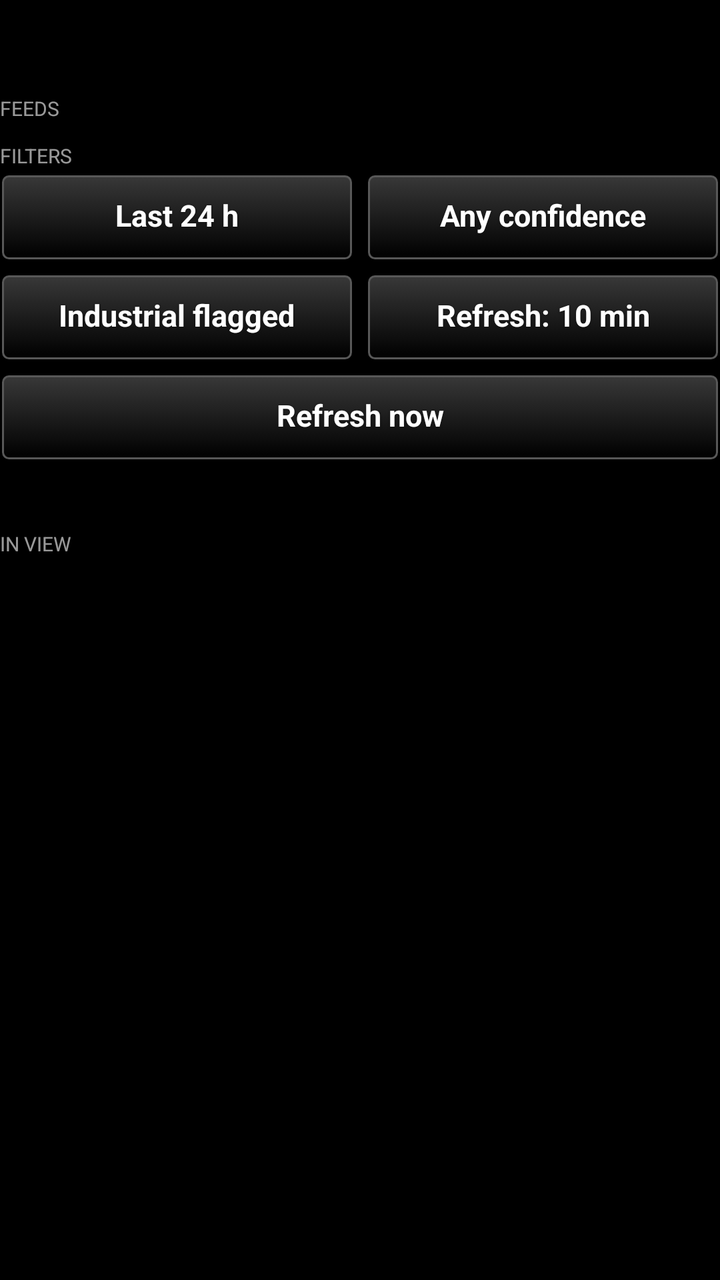
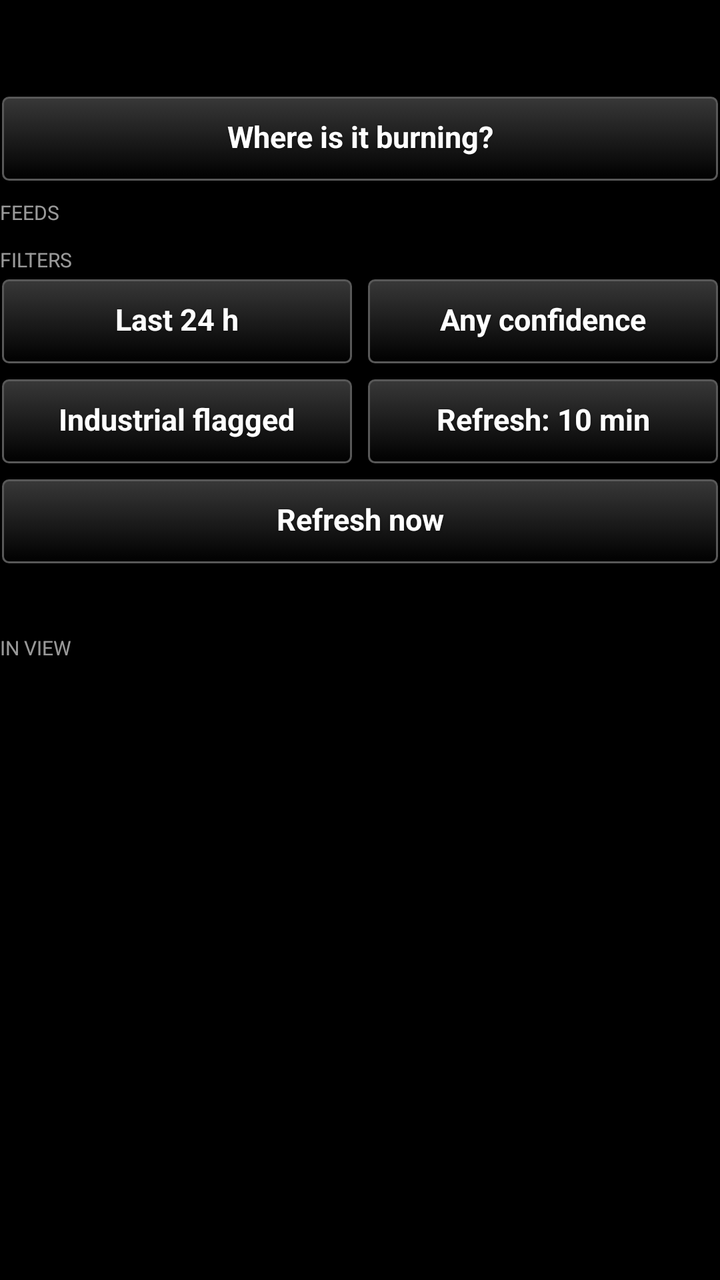

Two renders of the same Android screen: before a commit and after it. Below are the layout's source before the change and the commit's diff.
<!-- AndroidManifest.xml: application theme AppTheme -->
<!-- res/layout/pane_header.xml -->
<?xml version="1.0" encoding="utf-8"?>
<LinearLayout xmlns:android="http://schemas.android.com/apk/res/android"
    android:layout_width="match_parent"
    android:layout_height="wrap_content"
    android:orientation="vertical"
    android:paddingTop="4dp">

    <TextView
        android:id="@+id/status"
        android:layout_width="match_parent"
        android:layout_height="wrap_content"
        android:textSize="14sp"
        android:textColor="#FFFFFF"
        android:paddingBottom="2dp" />

    <TextView
        android:id="@+id/status_detail"
        android:layout_width="match_parent"
        android:layout_height="wrap_content"
        android:textSize="12sp"
        android:textColor="#BBBBBB"
        android:paddingBottom="6dp" />

    <TextView
        android:layout_width="wrap_content"
        android:layout_height="wrap_content"
        android:text="Feeds"
        android:textSize="10sp"
        android:textAllCaps="true"
        android:alpha="0.6"
        android:textColor="#FFFFFF" />

    
    <LinearLayout
        android:id="@+id/source_buttons"
        android:layout_width="match_parent"
        android:layout_height="wrap_content"
        android:orientation="vertical"
        android:paddingTop="2dp"
        android:paddingBottom="4dp" />

    <TextView
        android:layout_width="wrap_content"
        android:layout_height="wrap_content"
        android:text="Filters"
        android:textSize="10sp"
        android:textAllCaps="true"
        android:alpha="0.6"
        android:textColor="#FFFFFF"
        android:paddingTop="4dp" />

    <LinearLayout
        android:layout_width="match_parent"
        android:layout_height="wrap_content"
        android:orientation="horizontal"
        android:paddingTop="2dp">
        <Button
            android:id="@+id/btn_window"
            style="@style/TakwerxButton"
            android:layout_width="0dp"
            android:layout_weight="1"
            android:layout_height="wrap_content"
            android:text="Last 24 h" />
        <Button
            android:id="@+id/btn_confidence"
            style="@style/TakwerxButton"
            android:layout_width="0dp"
            android:layout_weight="1"
            android:layout_height="wrap_content"
            android:layout_marginLeft="6dp"
            android:text="Any confidence" />
    </LinearLayout>

    <LinearLayout
        android:layout_width="match_parent"
        android:layout_height="wrap_content"
        android:orientation="horizontal"
        android:paddingTop="6dp">
        <Button
            android:id="@+id/btn_industrial"
            style="@style/TakwerxButton"
            android:layout_width="0dp"
            android:layout_weight="1"
            android:layout_height="wrap_content"
            android:text="Industrial flagged" />
        <Button
            android:id="@+id/btn_refresh_every"
            style="@style/TakwerxButton"
            android:layout_width="0dp"
            android:layout_weight="1"
            android:layout_height="wrap_content"
            android:layout_marginLeft="6dp"
            android:text="Refresh: 10 min" />
    </LinearLayout>

    <Button
        android:id="@+id/btn_refresh"
        style="@style/TakwerxButton"
        android:layout_width="match_parent"
        android:layout_height="wrap_content"
        android:layout_marginTop="6dp"
        android:text="Refresh now" />

    <TextView
        android:id="@+id/legend"
        android:layout_width="match_parent"
        android:layout_height="wrap_content"
        android:textSize="12sp"
        android:textColor="#BBBBBB"
        android:paddingTop="8dp"
        android:paddingBottom="2dp" />

    <TextView
        android:id="@+id/list_heading"
        android:layout_width="match_parent"
        android:layout_height="wrap_content"
        android:textSize="10sp"
        android:textAllCaps="true"
        android:alpha="0.6"
        android:textColor="#FFFFFF"
        android:paddingTop="8dp"
        android:paddingBottom="2dp"
        android:text="In view" />
</LinearLayout>
<!-- resources referenced by this layout -->
<resources>
  <style name="TakwerxButton" parent="@style/darkButton">
          <item name="android:paddingLeft">12dp</item>
          <item name="android:paddingRight">12dp</item>
          <item name="android:paddingTop">6dp</item>
          <item name="android:paddingBottom">8dp</item>
          <item name="android:minHeight">44dp</item>
          <item name="android:minWidth">0dp</item>
          <item name="android:textSize">15sp</item>
          <item name="android:singleLine">true</item>
          <item name="android:ellipsize">end</item>
      </style>
  <style name="AppTheme" parent="@android:style/Theme.Holo">
          <item name="android:buttonStyle">@android:style/Widget.Button</item>
          <item name="android:imageButtonStyle">@android:style/Widget.Button</item>
          <item name="android:buttonStyleToggle">@android:style/Widget.Button</item>
          <item name="android:spinnerStyle">@style/ATAKSpinner</item>
          <item name="android:spinnerItemStyle">@style/ATAKSpinnerItem</item>
          <item name="android:editTextStyle">@style/ATAKEditText</item>
      </style>
  <style name="darkButton" parent="@android:style/Widget.Button">
          <item name="android:background">@drawable/btn_gray</item>
          <item name="android:shadowColor">@color/darker_gray</item>
          <item name="android:shadowDy">1</item>
          <item name="android:shadowRadius">2</item>
          <item name="android:textColor">@color/white</item>
          <item name="android:textStyle">bold</item>
          <item name="android:paddingTop">0dp</item>
          <item name="android:paddingBottom">3dp</item>
          <item name="android:textSize">@dimen/fontSize</item>
      </style>
  <style name="ATAKSpinner" parent="@android:style/Widget.Spinner">
          <item name="android:spinnerMode">dialog</item>
      </style>
  <style name="ATAKSpinnerItem">
          <item name="android:textColor">@android:color/white</item>
          <item name="android:dropDownVerticalOffset">0dip</item>
          <item name="android:dropDownHorizontalOffset">0dip</item>
          <item name="android:dropDownWidth">wrap_content</item>
          <item name="android:gravity">left|center_vertical</item>
      </style>
  <style name="ATAKEditText" parent="@android:style/Widget.EditText">
          
          
  
          
          <item name="android:imeOptions">flagNoFullscreen</item>
      </style>
  <color name="darker_gray">#121212</color>
  <color name="white">#ffffff</color>
  <dimen name="fontSize">14sp</dimen>
  <!-- drawable new_dark_button_disabled (drawable) -->
  <?xml version="1.0" encoding="utf-8"?>
  <layer-list xmlns:android="http://schemas.android.com/apk/res/android">
      <item android:bottom="1dp" android:right="1dp" android:left="1dp" android:top="1dp">
          <shape android:shape="rectangle">
              <corners android:radius="3dp" />
              <stroke
                  android:width="1dp"
                  android:color="#484848" />
              <solid android:color="#484848" />
          </shape>
      </item>
  </layer-list>
  <!-- drawable new_dark_button_bg (drawable) -->
  <?xml version="1.0" encoding="utf-8"?>
  <layer-list xmlns:android="http://schemas.android.com/apk/res/android">
      <item android:bottom="1dp" android:right="1dp" android:left="1dp" android:top="1dp">
          <shape android:shape="rectangle">
              <corners android:radius="3dp" />
              <stroke
                  android:width="1dp"
                  android:color="#585858" />
              <gradient
                  android:startColor="#000000"
                  android:endColor="#383838"
                  android:angle="90"/>
          </shape>
      </item>
  </layer-list>
  <!-- unchanged entries left out for length: 2 -->
</resources>

<!-- the commit's change to res/layout/pane_header.xml (unified diff, before → after) -->
@@ -20,6 +20,15 @@
         android:textSize="12sp"
         android:textColor="#BBBBBB"
         android:paddingBottom="6dp" />
+
+    
+    <Button
+        android:id="@+id/btn_activity"
+        style="@style/TakwerxButton"
+        android:layout_width="match_parent"
+        android:layout_height="wrap_content"
+        android:layout_marginBottom="8dp"
+        android:text="Where is it burning?" />
 
     <TextView
         android:layout_width="wrap_content"
